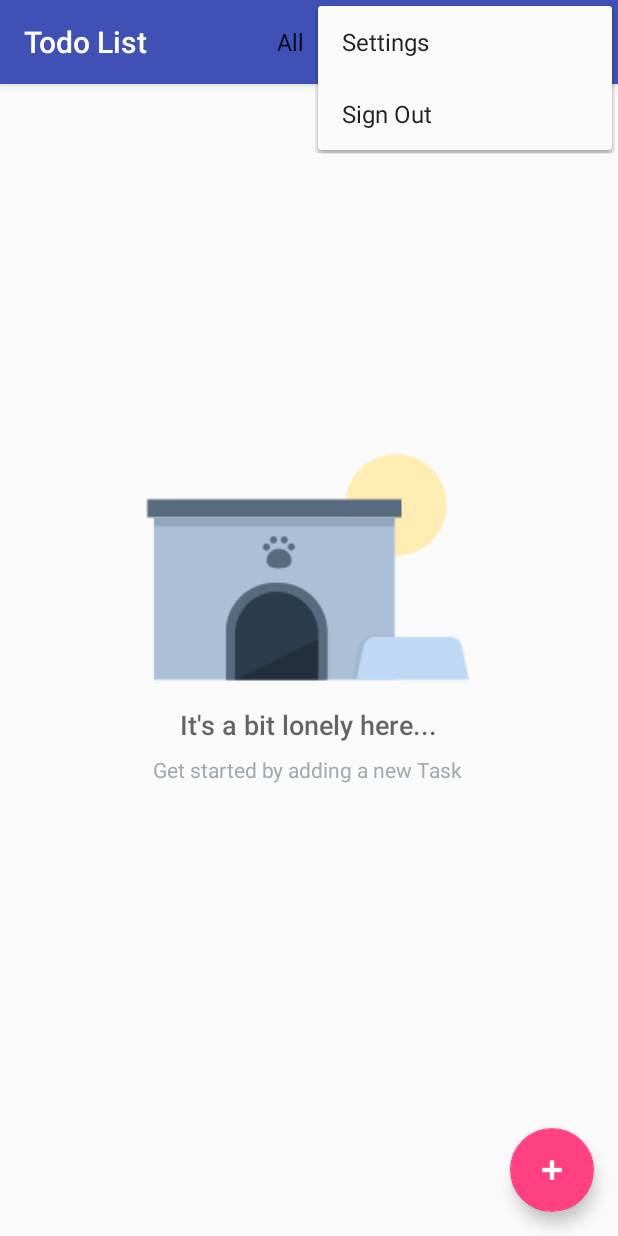
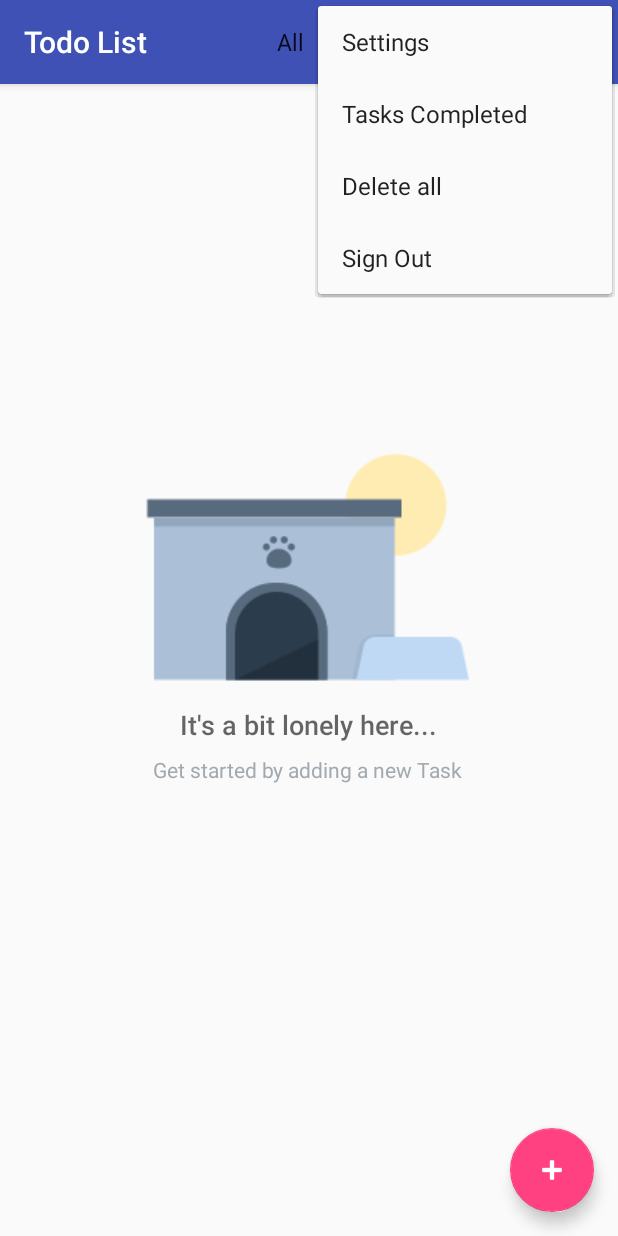
Before and after one commit to arunditti/TodoList, an Android app: the screen it shows after launch (MainActivity), with the options menu open, on a phone screen of 412 x 824 dp. Run offline under Robolectric (Android 15) with nearby library versions, the phone set to English and light mode, and no system bars; our stand-ins replace ButterKnife, Firebase (no records; nobody signed in at launch, a user with empty details on screens opened directly), Room's generated code; libraries missing offline, so code that uses them is left out: com.firebase.jobdispatcher, com.firebase.ui; 6 statements that could not run were skipped.

```diff
--- a/app/build.gradle
+++ b/app/build.gradle
@@ -60,6 +60,7 @@ dependencies {
     implementation 'com.google.firebase:firebase-core:16.0.3'
     implementation 'com.google.firebase:firebase-auth:16.0.3'
     implementation 'com.firebaseui:firebase-ui-auth:4.0.1'
+    implementation 'com.firebase:firebase-jobdispatcher:0.8.5'
 
 
 }
--- a/app/src/main/java/com/arunditti/android/todolist/database/TaskDao.java
+++ b/app/src/main/java/com/arunditti/android/todolist/database/TaskDao.java
@@ -23,15 +23,8 @@ public interface TaskDao {
     @Query("SELECT * FROM task ORDER BY dueDate")
     LiveData<List<TaskEntry>> loadAllTasksByDueDate();
 
-//    @Query("SELECT * FROM task WHERE category = :category")
-//    LiveData<List<TaskEntry>> loadTaskByCategory(String category);
-
     @Query("SELECT * FROM task WHERE category = :category")
     LiveData<List<TaskEntry>> loadTaskByCategory(String category);
-
-
-//    @Query("SELECT * FROM task WHERE category = :category")
-//    List<TaskEntry> loadTasksByCategory(String category);
 
     @Query("SELECT * FROM task WHERE id = :id")
     LiveData<TaskEntry> loadTaskById(int id);
@@ -44,7 +37,10 @@ public interface TaskDao {
 
 
     @Query("UPDATE task SET completed = :completed WHERE id = :id")
-    void updateCompleted(String id, boolean completed);
+    void updateCompleted(int id, boolean completed);
+
+    @Query("SELECT * FROM task WHERE completed = 1")
+    LiveData<List<TaskEntry>> loadCompletedTask();
 
     @Query("DELETE FROM task WHERE completed = 1")
     int deleteCompletedTasks();
--- /dev/null
+++ b/app/src/main/java/com/arunditti/android/todolist/sync/ReminderUtilities.java
@@ -0,0 +1,67 @@
+package com.arunditti.android.todolist.sync;
+
+import android.content.Context;
+import android.support.annotation.NonNull;
+
+import com.firebase.jobdispatcher.Constraint;
+import com.firebase.jobdispatcher.Driver;
+import com.firebase.jobdispatcher.FirebaseJobDispatcher;
+import com.firebase.jobdispatcher.GooglePlayDriver;
+import com.firebase.jobdispatcher.Job;
+import com.firebase.jobdispatcher.Lifetime;
+import com.firebase.jobdispatcher.Trigger;
+
+import java.util.Calendar;
+import java.util.concurrent.TimeUnit;
+
+/**
+ * Created by arunditti on 9/24/18.
+ */
+
+public class ReminderUtilities {
+
+    private static final int REMINDER_INTERVAL_MINUTES = 60;
+    private static final int REMINDER_INTERVAL_SECONDS = (int) (TimeUnit.MINUTES.toSeconds(REMINDER_INTERVAL_MINUTES));
+    private static final int SYNC_FLEXTIME_SECONDS = REMINDER_INTERVAL_SECONDS;
+
+    private static final String REMINDER_JOB_TAG = "reminder_tag";
+
+    private static boolean sInitialized;
+
+    synchronized public static void scheduleReminder(@NonNull final Context context) {
+
+        Calendar c = Calendar.getInstance();
+        int year = c.get(Calendar.YEAR);
+        int month = c.get(Calendar.MONTH);
+        int day = c.get(Calendar.DAY_OF_MONTH);
+
+        c.set(year, month, day);
+        c.add(Calendar.DAY_OF_YEAR, +1);
+
+        int i = (int) ( c.getTime().getTime()/1000);
+
+        if (sInitialized) return;
+
+        Driver driver = new GooglePlayDriver(context);
+        FirebaseJobDispatcher dispatcher = new FirebaseJobDispatcher(driver);
+
+        // Create the Job to periodically create reminders to add task
+        Job constraintReminderJob = dispatcher.newJobBuilder()
+                .setService(TaskReminderFirebaseJobService.class)
+                .setTag(REMINDER_JOB_TAG)
+                .setConstraints(Constraint.ON_UNMETERED_NETWORK)
+                .setLifetime(Lifetime.FOREVER)
+                .setRecurring(true)
+                .setTrigger(Trigger.executionWindow(
+                        REMINDER_INTERVAL_SECONDS,
+                        REMINDER_INTERVAL_SECONDS + SYNC_FLEXTIME_SECONDS))
+                .setReplaceCurrent(true)
+                .build();
+
+        // Schedule the Job with the dispatcher
+        dispatcher.schedule(constraintReminderJob);
+
+        // The job has been initialized
+        sInitialized = true;
+    }
+}
--- a/app/src/main/java/com/arunditti/android/todolist/viewModel/MainViewModel.java
+++ b/app/src/main/java/com/arunditti/android/todolist/viewModel/MainViewModel.java
@@ -47,4 +47,8 @@ public class MainViewModel extends AndroidViewModel {
         return mTaskRepository.isTaskCompleted(taskCompleted);
     }
 
+    public LiveData<List<TaskEntry>> getTaskCompleted() {
+        return mTaskRepository.loadCompletedTask();
+    }
+
 }
--- a/app/src/main/res/menu/main_menu.xml
+++ b/app/src/main/res/menu/main_menu.xml
@@ -8,9 +8,21 @@
         app:showAsAction="never"/>
 
     <item
-        android:id="@+id/sign_out_menu"
-        android:title="@string/sign_out"
+        android:id="@+id/completed_task"
+        android:title="@string/task_completed"
         android:orderInCategory="200"
         app:showAsAction="never"/>
 
+    <item
+        android:id="@+id/delete_all_task"
+        android:title="@string/delete_all_task"
+        android:orderInCategory="300"
+        app:showAsAction="never"/>
+
+    <item
+        android:id="@+id/sign_out_menu"
+        android:title="@string/sign_out"
+        android:orderInCategory="400"
+        app:showAsAction="never"/>
+
 </menu>
--- a/app/src/main/res/values/arrays.xml
+++ b/app/src/main/res/values/arrays.xml
@@ -3,12 +3,10 @@
     <string-array name="pref_sort_options">
         <item>@string/pref_sort_by_label_priority</item>
         <item>@string/pref_sort_by_label_due_date</item>
-        <item>@string/pref_sort_by_label_completed</item>
     </string-array>
 
     <string-array name="pref_sort_value">
         <item>@string/pref_sort_by_priority_value</item>
         <item>@string/pref_sort_by_due_date_value</item>
-        <item>@string/pref_sort_by_completed_value</item>
     </string-array>
 </resources>
--- a/app/src/main/res/values/strings.xml
+++ b/app/src/main/res/values/strings.xml
@@ -12,7 +12,8 @@
     <string name="all_task">All Tasks</string>
     <string name="task_by_priority">Tasks by Priority</string>
     <string name="task_by_due_date">Tasks by Due Date</string>
-    <string name="task_completed">Tasks completed</string>
+    <string name="task_completed">Tasks Completed</string>
+    <string name="delete_all_task"> Delete all</string>
 
 
     <!-- Strings for MainActivity -->
@@ -56,4 +57,9 @@
     <string name="add_widget">Add widget</string>
 
     <string name="error_message">An error has occured. Please try again by clicking REFRESH</string>
+
+    <!-- Notification strings -->
+    <string name="charging_reminder_notification_title">Anything to add....</string>
+    <string name="charging_reminder_notification_body">Lets add a new task...</string>
+    <string name="main_notification_channel_name">Primary</string>
 </resources>
```
Also changed, not shown: app/src/main/AndroidManifest.xml (+9 -1 lines), app/src/main/java/com/arunditti/android/todolist/database/TaskRepository.java (+3 -90 lines), app/src/main/java/com/arunditti/android/todolist/sync/TaskReminderFirebaseJobService.java (added, +46 -0 lines), app/src/main/java/com/arunditti/android/todolist/ui/adapter/TaskAdapter.java (+6 -34 lines), app/src/main/java/com/arunditti/android/todolist/ui/fragments/MainActivityFragment.java (+33 -1 lines), app/src/main/java/com/arunditti/android/todolist/utils/NotificationUtils.java (added, +78 -0 lines).
